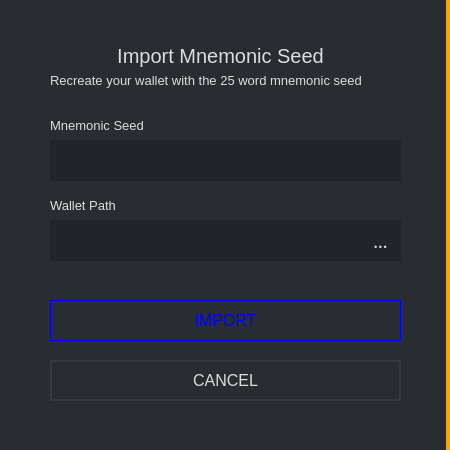
Old version of the form src/gui/ui/importseed.ui in the repository aluisyoanx/gui-wallet.
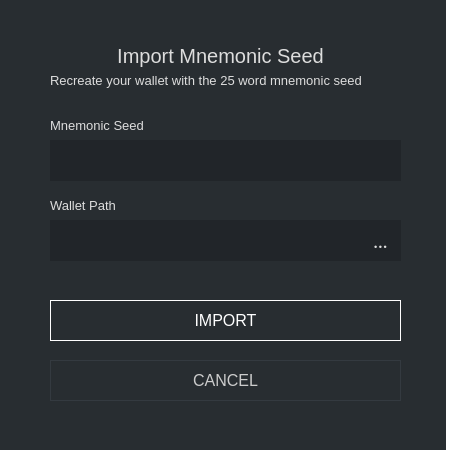
New version of the form.

Diff of the .ui file:
```diff
--- a/src/gui/ui/importseed.ui
+++ b/src/gui/ui/importseed.ui
@@ -26,7 +26,7 @@
     </rect>
    </property>
    <property name="styleSheet">
-    <string notr="true">background-color: #282d31; border-right: 4px solid orange;</string>
+    <string notr="true">background-color: #282d31; border-right: 4px solid white;</string>
    </property>
    <property name="title">
     <string/>
@@ -198,7 +198,9 @@
      </font>
     </property>
     <property name="styleSheet">
-     <string notr="true">color: blue; background-color: #1; border: 1px solid blue; font-size: 16px;</string>
+     <string notr="true">QPushButton#m_okButton {color: white; background-color: #1; border: 1px solid white; font-size: 16px;}
+
+QPushButton#m_okButton:hover {color: white; background-color: #1; border: 2px solid white; font-size: 16px;}</string>
     </property>
     <property name="text">
      <string>IMPORT</string>
@@ -225,7 +227,9 @@
      </font>
     </property>
     <property name="styleSheet">
-     <string notr="true">color: #ddd; border: 2px solid #343a40; font-size: 16px; background-color: #21259;</string>
+     <string notr="true">QPushButton#m_cancelButton {color: #ccc; border: 1px solid #343a40; font-size: 16px; background-color: #21259;}
+
+QPushButton#m_cancelButton:hover {color: #ddd; border: 2px solid #444; font-size: 16px; background-color: #21259;}</string>
     </property>
     <property name="text">
      <string>CANCEL</string>
```
